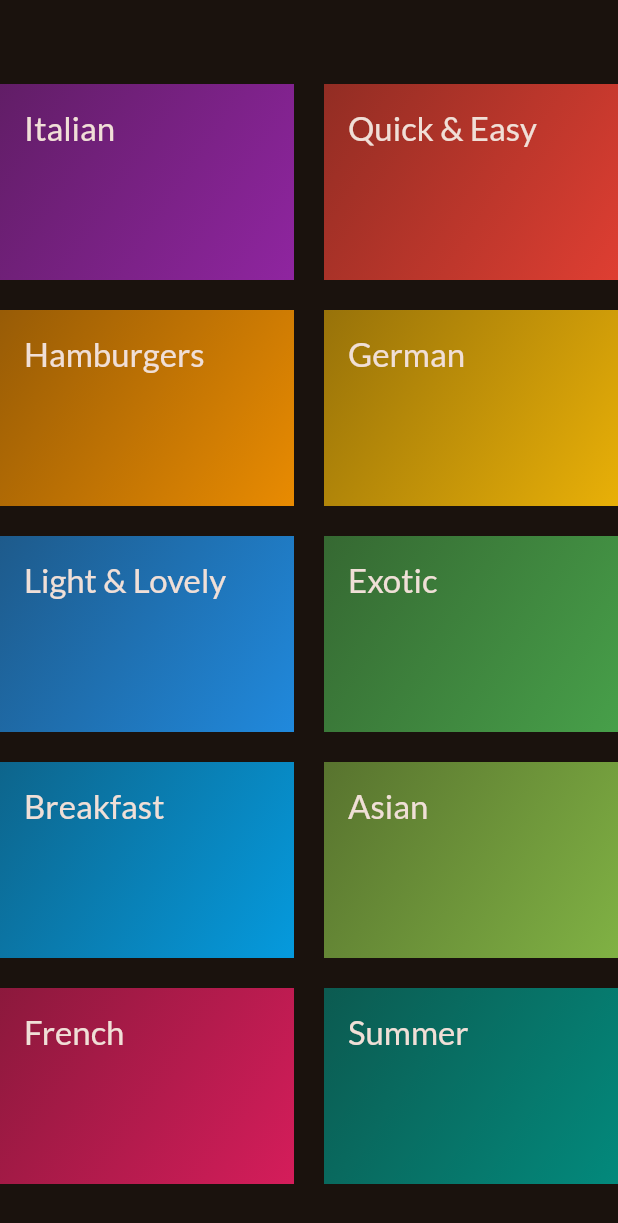
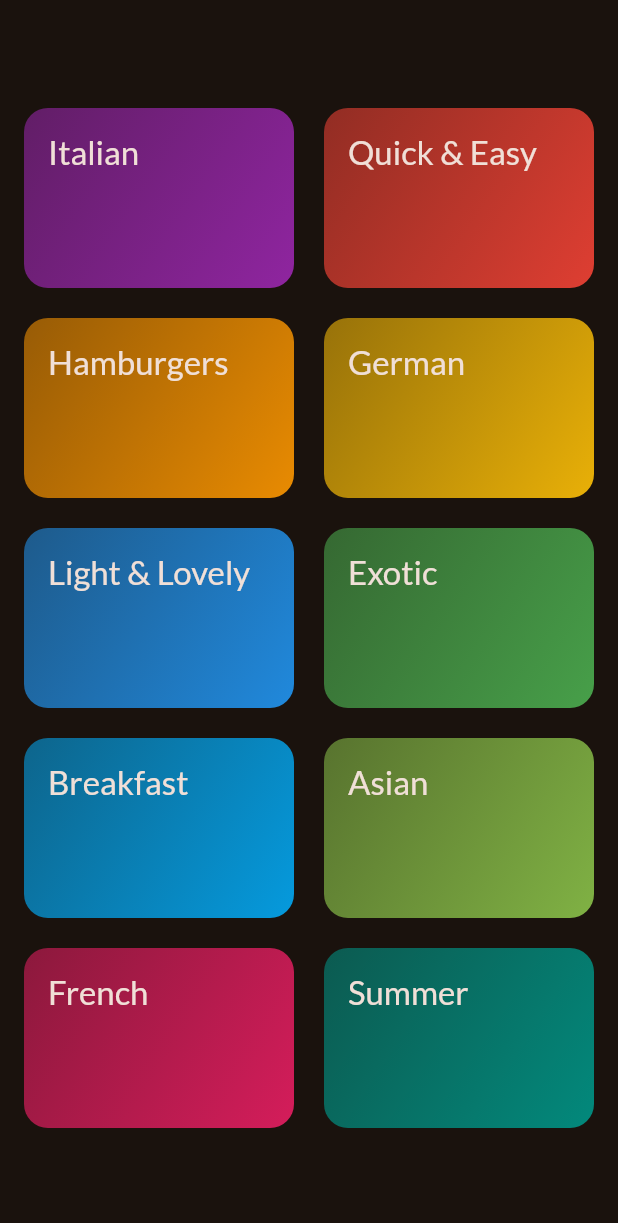
Before and after one commit to pranaypatel512/flutter_meal_app, a Flutter app: the screen it shows after launch, on a phone screen of 412 x 824 dp. Shown: the top 1223 px of the screen. Run offline on Flutter 3.47's test engine with Material 2 defaults, Android fonts, the light colour scheme and no system bars; our stand-ins replace google_fonts.

```diff
--- a/lib/screens/categories_screen.dart
+++ b/lib/screens/categories_screen.dart
@@ -9,7 +9,9 @@ class CategoriesScreen extends StatelessWidget {
   Widget build(BuildContext context) {
     return Scaffold(
       appBar: AppBar(),
-      body: GridView(
+      body: Padding(
+        padding: const EdgeInsets.all(16.0),
+        child: GridView(
           gridDelegate: const SliverGridDelegateWithFixedCrossAxisCount(
               crossAxisCount: 2,
               childAspectRatio: 3 / 2,
@@ -20,6 +22,7 @@ class CategoriesScreen extends StatelessWidget {
               CategoryItem(category: category)
           ],
         ),
+      ),
     );
   }
 }
--- a/lib/widgets/category_item.dart
+++ b/lib/widgets/category_item.dart
@@ -8,9 +8,14 @@ class CategoryItem extends StatelessWidget {
 
   @override
   Widget build(BuildContext context) {
-    return Container(
+    return InkWell(
+      onTap: () {},
+      splashColor: Theme.of(context).primaryColor,
+      borderRadius: BorderRadius.circular(16),
+      child: Container(
         padding: const EdgeInsets.all(16),
         decoration: BoxDecoration(
+            borderRadius: BorderRadius.circular(16),
             gradient: LinearGradient(colors: [
               category.color.withOpacity(0.55),
               category.color.withOpacity(0.9)
@@ -22,6 +27,7 @@ class CategoryItem extends StatelessWidget {
               .titleLarge
               ?.copyWith(color: Theme.of(context).colorScheme.onBackground),
         ),
+      ),
     );
   }
 }
```
Also changed, not shown: lib/screens/meals_screen.dart (added, +10 -0 lines). Lines whose indentation alone changed are shown as unchanged.
